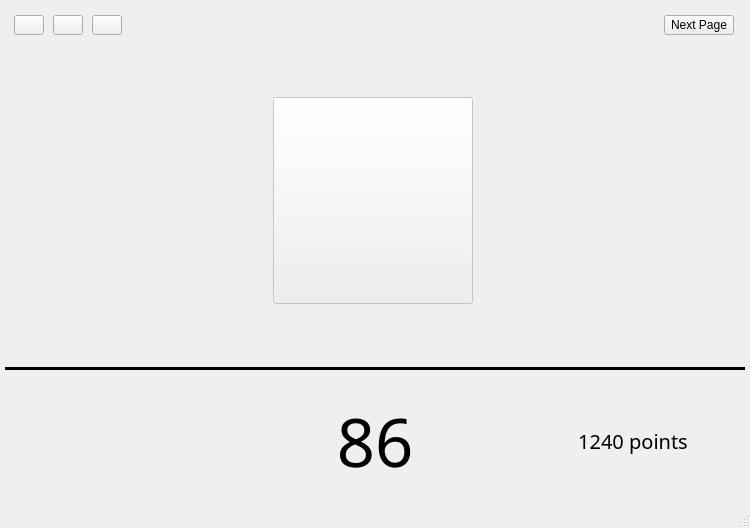
The window that GUIrefer.ui (QUAFFquaff/AutoCoach) describes before a commit, drawn with Qt 5.
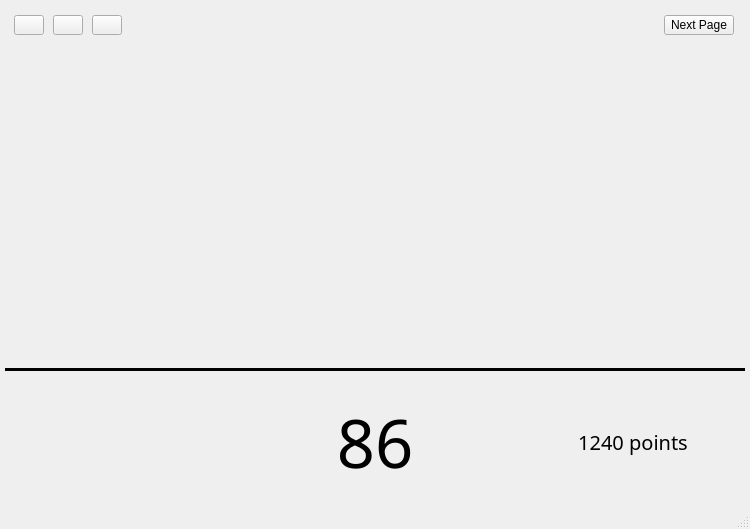
The same window after the commit. Custom widgets are drawn as their Qt base class.

```diff
--- a/GUIrefer.ui
+++ b/GUIrefer.ui
@@ -7,7 +7,7 @@
     <x>0</x>
     <y>0</y>
     <width>750</width>
-    <height>528</height>
+    <height>529</height>
    </rect>
   </property>
   <property name="windowTitle">
@@ -420,10 +420,7 @@
              <number>50</number>
             </property>
             <item row="0" column="0">
-             <widget class="QToolButton" name="feedback">
-              <property name="enabled">
-               <bool>false</bool>
-              </property>
+             <widget class="QLabel" name="feedback">
               <property name="minimumSize">
                <size>
                 <width>50</width>
@@ -442,6 +439,9 @@
               <property name="text">
                <string/>
               </property>
+              <property name="alignment">
+               <set>Qt::AlignCenter</set>
+              </property>
              </widget>
             </item>
            </layout>
```
Left out of the diff: 3 changed lines with no effect on the pictures.
